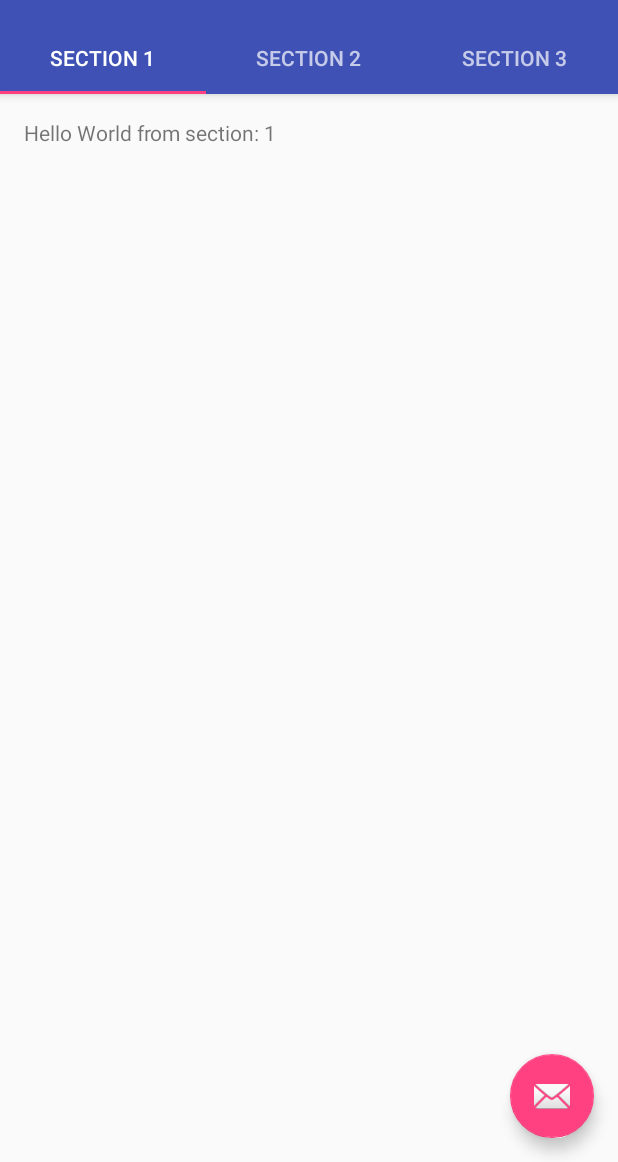
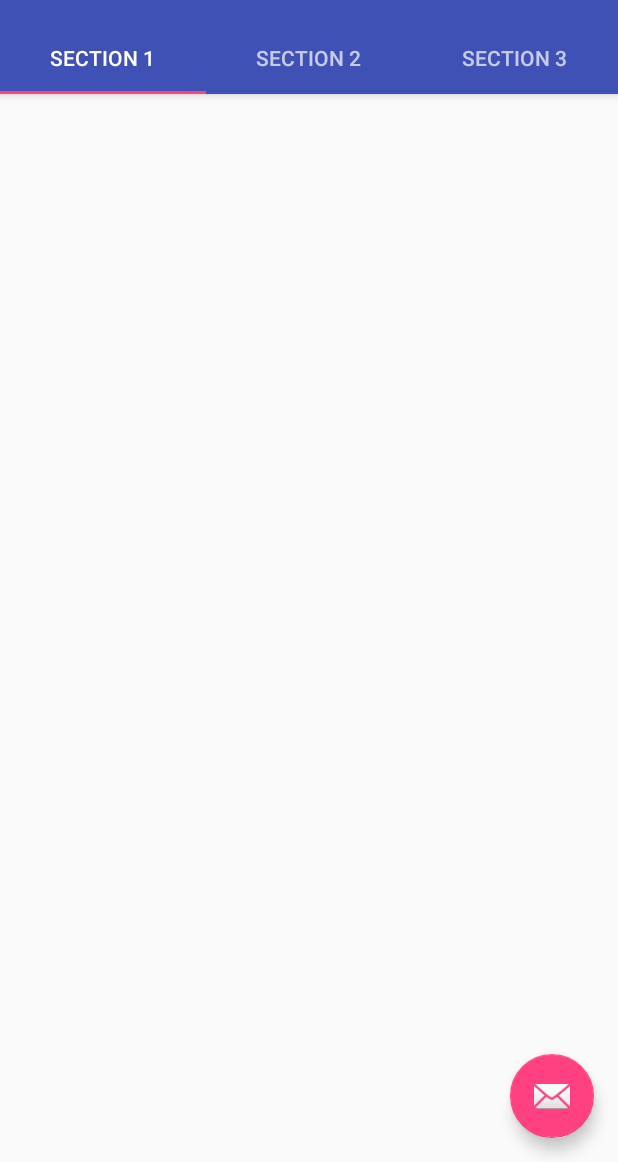
Before and after one commit to khw0726/CS496Proj2, an Android app: the screen it shows after launch (MainActivity), on a phone screen of 412 x 824 dp, the part 74-1236 px from its top. Run offline under Robolectric (Android 15) with nearby library versions, the phone set to English and light mode, and no system bars.

Commit message:
Tabs created

```diff
--- a/app/src/main/java/com/cs496/proj2/project2/MainActivity.java
+++ b/app/src/main/java/com/cs496/proj2/project2/MainActivity.java
@@ -18,6 +18,10 @@ import android.view.View;
 import android.view.ViewGroup;
 
 import android.widget.TextView;
+
+import fragments.ATabFragment;
+import fragments.BTabFragment;
+import fragments.CTabFragment;
 
 public class MainActivity extends AppCompatActivity {
 
@@ -88,40 +92,6 @@ public class MainActivity extends AppCompatActivity {
         return super.onOptionsItemSelected(item);
     }
 
-    /**
-     * A placeholder fragment containing a simple view.
-     */
-    public static class PlaceholderFragment extends Fragment {
-        /**
-         * The fragment argument representing the section number for this
-         * fragment.
-         */
-        private static final String ARG_SECTION_NUMBER = "section_number";
-
-        public PlaceholderFragment() {
-        }
-
-        /**
-         * Returns a new instance of this fragment for the given section
-         * number.
-         */
-        public static PlaceholderFragment newInstance(int sectionNumber) {
-            PlaceholderFragment fragment = new PlaceholderFragment();
-            Bundle args = new Bundle();
-            args.putInt(ARG_SECTION_NUMBER, sectionNumber);
-            fragment.setArguments(args);
-            return fragment;
-        }
-
-        @Override
-        public View onCreateView(LayoutInflater inflater, ViewGroup container,
-                                 Bundle savedInstanceState) {
-            View rootView = inflater.inflate(R.layout.fragment_main, container, false);
-            TextView textView = (TextView) rootView.findViewById(R.id.section_label);
-            textView.setText(getString(R.string.section_format, getArguments().getInt(ARG_SECTION_NUMBER)));
-            return rootView;
-        }
-    }
 
     /**
      * A {@link FragmentPagerAdapter} that returns a fragment corresponding to
@@ -135,9 +105,16 @@ public class MainActivity extends AppCompatActivity {
 
         @Override
         public Fragment getItem(int position) {
-            // getItem is called to instantiate the fragment for the given page.
-            // Return a PlaceholderFragment (defined as a static inner class below).
-            return PlaceholderFragment.newInstance(position + 1);
+
+            switch(position){
+                case 0:
+                    return ATabFragment.newInstance();
+                case 1:
+                    return BTabFragment.newInstance();
+                case 2:
+                    return CTabFragment.newInstance();
+            }
+            return null;
         }
 
         @Override
--- /dev/null
+++ b/app/src/main/java/fragments/ATabFragment.java
@@ -0,0 +1,28 @@
+package fragments;
+
+import android.support.v4.app.Fragment;
+import android.os.Bundle;
+import android.view.LayoutInflater;
+import android.view.View;
+import android.view.ViewGroup;
+import android.widget.TextView;
+
+import com.cs496.proj2.project2.R;
+
+/**
+ * Created by q on 2016-12-30.
+ */
+
+public class ATabFragment extends Fragment {
+
+    public static ATabFragment newInstance(){
+        return new ATabFragment();
+    }
+
+    public View onCreateView(LayoutInflater inflater, ViewGroup container,
+                             Bundle savedInstanceState) {
+        View rootView = inflater.inflate(R.layout.fragment_a, container, false);
+
+        return rootView;
+    }
+}
--- /dev/null
+++ b/app/src/main/java/fragments/BTabFragment.java
@@ -0,0 +1,28 @@
+package fragments;
+
+import android.support.v4.app.Fragment;
+import android.os.Bundle;
+import android.view.LayoutInflater;
+import android.view.View;
+import android.view.ViewGroup;
+
+import com.cs496.proj2.project2.R;
+
+/**
+ * Created by q on 2016-12-30.
+ */
+
+public class BTabFragment extends Fragment {
+
+    public static BTabFragment newInstance(){
+
+        return new BTabFragment();
+    }
+
+    public View onCreateView(LayoutInflater inflater, ViewGroup container,
+                             Bundle savedInstanceState) {
+        View rootView = inflater.inflate(R.layout.fragment_b, container, false);
+
+        return rootView;
+    }
+}
--- /dev/null
+++ b/app/src/main/res/layout/fragment_a.xml
@@ -0,0 +1,6 @@
+<?xml version="1.0" encoding="utf-8"?>
+<LinearLayout xmlns:android="http://schemas.android.com/apk/res/android"
+    android:orientation="vertical" android:layout_width="match_parent"
+    android:layout_height="match_parent">
+
+</LinearLayout>
--- /dev/null
+++ b/app/src/main/res/layout/fragment_b.xml
@@ -0,0 +1,6 @@
+<?xml version="1.0" encoding="utf-8"?>
+<LinearLayout xmlns:android="http://schemas.android.com/apk/res/android"
+    android:orientation="vertical" android:layout_width="match_parent"
+    android:layout_height="match_parent">
+
+</LinearLayout>
--- /dev/null
+++ b/app/src/main/res/layout/fragment_c.xml
@@ -0,0 +1,6 @@
+<?xml version="1.0" encoding="utf-8"?>
+<LinearLayout xmlns:android="http://schemas.android.com/apk/res/android"
+    android:orientation="vertical" android:layout_width="match_parent"
+    android:layout_height="match_parent">
+
+</LinearLayout>
```
Also changed, not shown: app/src/main/java/fragments/CTabFragment.java (added, +26 -0 lines).
